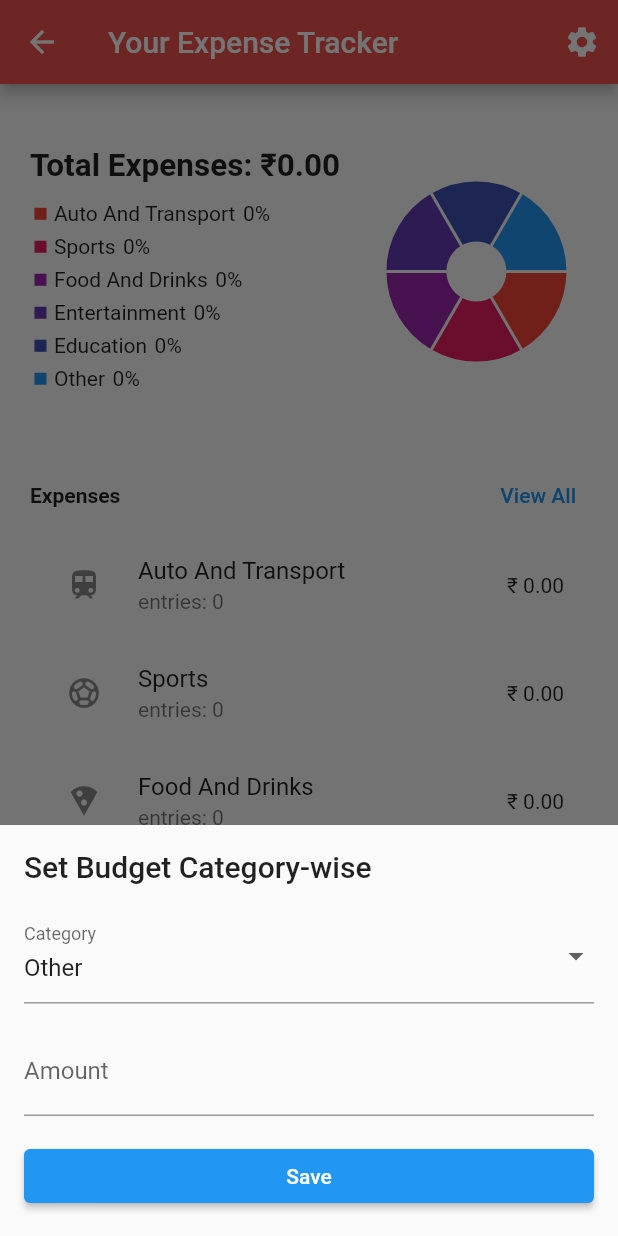
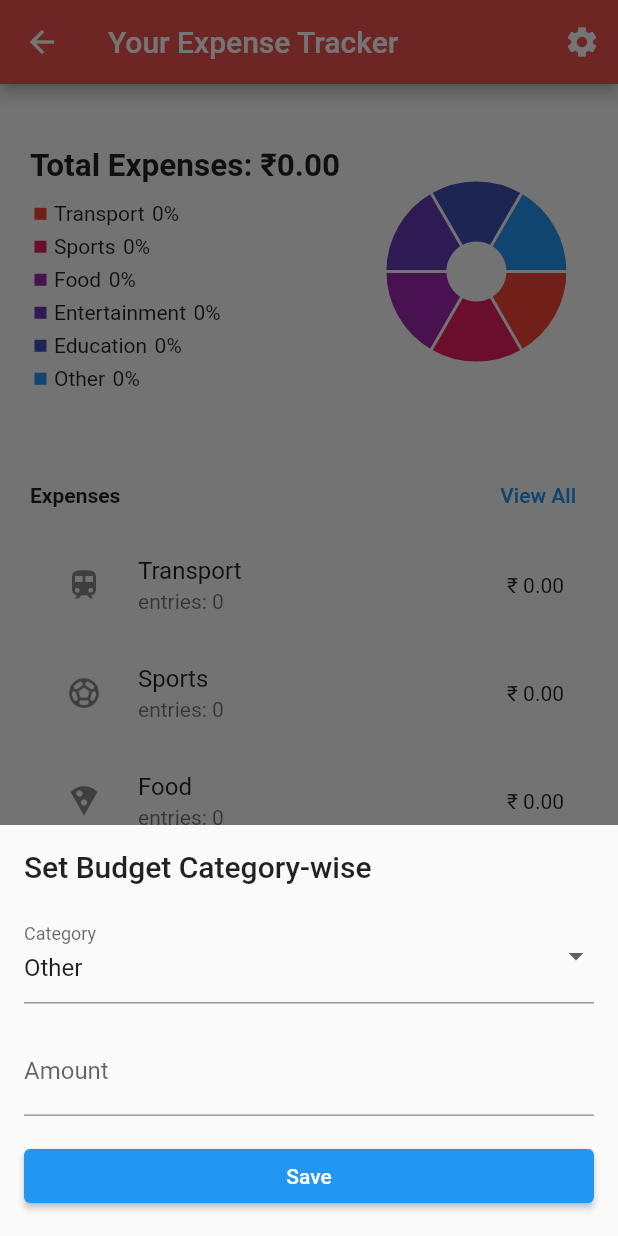
Before and after one commit to SaiVamshi11/Expense_Tracker, a Flutter app: the CategoryScreen screen opened directly, after a tap on the "monetization on" icon, on a phone screen of 412 x 824 dp. Run offline on Flutter 3.47's test engine with Material 2 defaults, Android fonts, the phone set to English and light mode, and no system bars; drawn by our look-alikes of fl_chart; our stand-ins replace awesome_notifications, firebase_auth, firebase_core, quickalert, shared_preferences, sqflite; accounts and stored records are empty.

Commit message:
3rd commit

```diff
--- a/lib/constants/icons.dart
+++ b/lib/constants/icons.dart
@@ -2,9 +2,9 @@ import 'package:flutter/material.dart';
 
 // these are the initial category names and the icons for them
 Map<String, IconData> icons = {
-  'Auto And Transport': Icons.train,
+  'Transport': Icons.train,
   'Sports': Icons.sports_soccer,
-  'Food And Drinks': Icons.local_pizza,
+  'Food': Icons.local_pizza,
   'Entertainment': Icons.movie,
   'Education': Icons.school,
   'Other': Icons.miscellaneous_services,
--- a/lib/widgets/budgetform.dart
+++ b/lib/widgets/budgetform.dart
@@ -28,9 +28,9 @@ class _BudgetFormState extends State<BudgetForm> {
   String _category = 'Other';
   double _amount = 0.0;
   final List<String> _categoryOptions = [
-    'Auto and Transport',
+    'Transport',
     'Sports',
-    'Food and Drinks',
+    'Food',
     'Entertainment',
     'Education',
     'Other',
```
